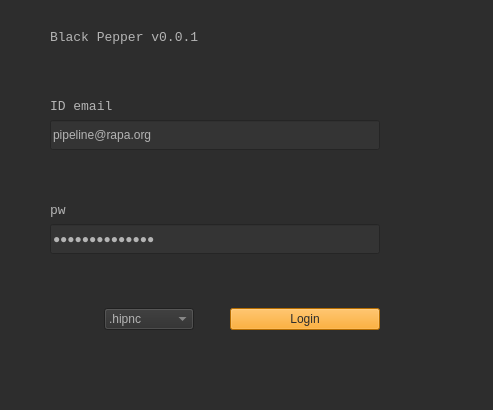
Qt form python/BlackPepper/ui/mvc_login_3.ui (NetflixVFX-Ac/BlackPepper) before a commit.
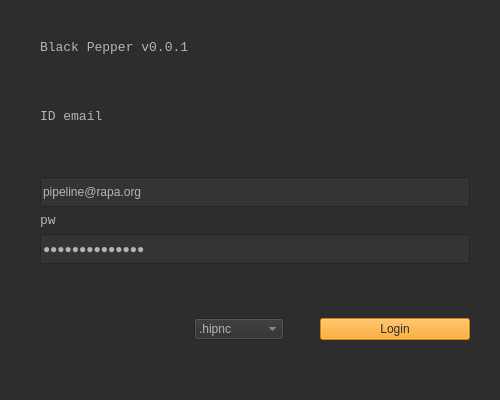
The same form after that commit.

```diff
--- a/python/BlackPepper/ui/mvc_login_3.ui
+++ b/python/BlackPepper/ui/mvc_login_3.ui
@@ -2,14 +2,23 @@
 <ui version="4.0">
  <class>MainWindow</class>
  <widget class="QMainWindow" name="MainWindow">
+  <property name="enabled">
+   <bool>false</bool>
+  </property>
   <property name="geometry">
    <rect>
     <x>0</x>
     <y>0</y>
-    <width>493</width>
-    <height>410</height>
+    <width>500</width>
+    <height>400</height>
    </rect>
   </property>
+  <property name="maximumSize">
+   <size>
+    <width>500</width>
+    <height>400</height>
+   </size>
+  </property>
   <property name="windowTitle">
    <string>MainWindow</string>
   </property>
@@ -21,27 +30,33 @@
 </string>
   </property>
   <widget class="QWidget" name="centralwidget">
+   <property name="enabled">
+    <bool>false</bool>
+   </property>
    <property name="styleSheet">
     <string notr="true"/>
    </property>
    <widget class="QWidget" name="layoutWidget">
     <property name="geometry">
      <rect>
-      <x>0</x>
-      <y>0</y>
+      <x>40</x>
+      <y>10</y>
       <width>430</width>
       <height>360</height>
      </rect>
     </property>
     <layout class="QVBoxLayout" name="verticalLayout_2">
+     <property name="spacing">
+      <number>6</number>
+     </property>
      <property name="leftMargin">
-      <number>50</number>
+      <number>0</number>
      </property>
      <property name="topMargin">
       <number>30</number>
      </property>
      <property name="rightMargin">
-      <number>50</number>
+      <number>0</number>
      </property>
      <property name="bottomMargin">
       <number>30</number>
@@ -91,6 +106,19 @@
        </property>
       </widget>
      </item>
+     <item>
+      <spacer name="verticalSpacer_5">
+       <property name="orientation">
+        <enum>Qt::Vertical</enum>
+       </property>
+       <property name="sizeHint" stdset="0">
+        <size>
+         <width>20</width>
+         <height>40</height>
+        </size>
+       </property>
+      </spacer>
+     </item>
      <item>
       <widget class="QLineEdit" name="input_id">
        <property name="sizePolicy">
@@ -113,19 +141,6 @@
        </property>
       </widget>
      </item>
-     <item>
-      <spacer name="verticalSpacer_5">
-       <property name="orientation">
-        <enum>Qt::Vertical</enum>
-       </property>
-       <property name="sizeHint" stdset="0">
-        <size>
-         <width>20</width>
-         <height>40</height>
-        </size>
-       </property>
-      </spacer>
-     </item>
      <item>
       <widget class="QLabel" name="label_6">
        <property name="font">
```
Left out of the diff: 4 changed lines with no effect on the pictures.
